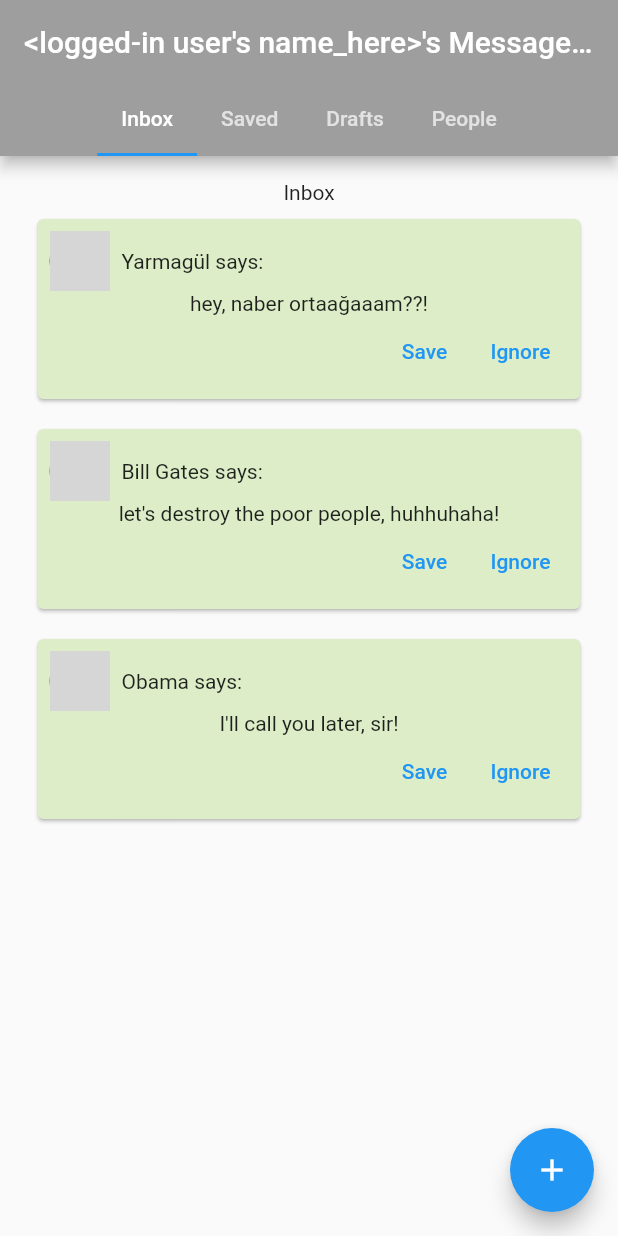
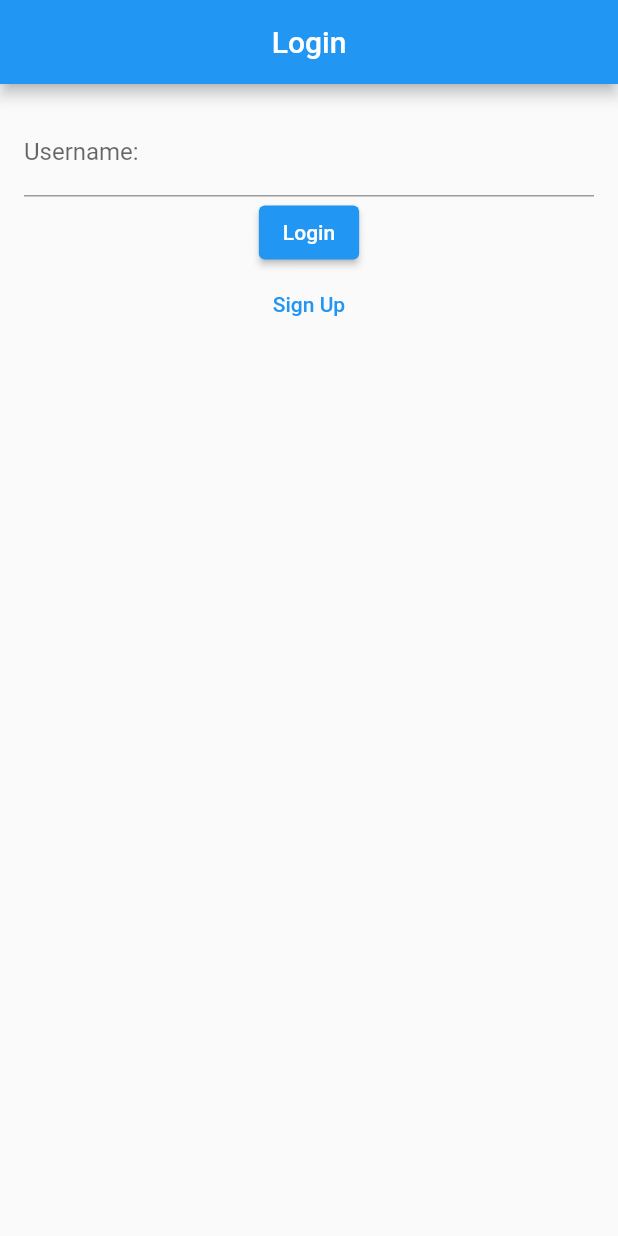
Before and after one commit to mc4n/meftun, a Flutter app: the screen it shows after launch, on a phone screen of 412 x 824 dp. Run offline on Flutter 3.47's test engine with Material 2 defaults, Android fonts, the phone set to English and light mode, and no system bars; grey boxes are pictures that could not be loaded.

Commit message:
login screen adapted

```diff
--- a/lib/board.dart
+++ b/lib/board.dart
@@ -21,19 +21,24 @@
 //
 
 class BoardPage extends StatefulWidget {
+  final Person userLoggedin;
   BoardPage({
     Key key,
+    this.userLoggedin,
   }) : super(key: key);
 
   @override
-  State<StatefulWidget> createState() => BoardPageState();
+  State<StatefulWidget> createState() => BoardPageState(this.userLoggedin);
 }
 
 class BoardPageState extends State<BoardPage> {
+  final Person userLoggedIn;
   List<Message> newMessages;
   List<Message> savedMessages;
   List<Draft> drafts;
   List<Person> contacts;
+
+  BoardPageState(this.userLoggedIn);
 
   @override
   void initState() {
@@ -60,7 +65,7 @@
       length: 4,
       child: Scaffold(
         appBar: AppBar(
-          title: Text("<logged-in user's name_here>'s Message Board"),
+          title: Text("${this.userLoggedIn.name}'s Message Board"),
           backgroundColor: Colors.grey,
           bottom: TabBar(
             isScrollable: true,
--- a/lib/main.dart
+++ b/lib/main.dart
@@ -4,6 +4,7 @@
 
 // -- pages
 import 'board.dart';
+import 'pages/login.dart';
 //
 
 void main() => runApp(MyApp());
@@ -11,9 +12,7 @@
 class MyApp extends StatelessWidget {
   @override
   Widget build(BuildContext context) {
-    return MaterialApp(
-      title: 'Message Panel',
-      home: BoardPage(),
-    );
+    return MaterialApp(title: 'Message Panel', home: LoginPage() //BoardPage(),
+        );
   }
 }
--- /dev/null
+++ b/lib/pages/login.dart
@@ -0,0 +1,111 @@
+// -- external libs
+
+import 'package:flutter/material.dart';
+import 'package:flutter/cupertino.dart';
+import 'package:me_flutting/board.dart';
+import 'package:me_flutting/models/mock_repo.dart';
+import 'package:me_flutting/models/person.dart';
+import 'package:me_flutting/pages/signup.dart';
+// --
+
+class LoginPage extends StatefulWidget {
+  @override
+  State<StatefulWidget> createState() => new _LoginPageState();
+}
+
+class _LoginPageState extends State<LoginPage> {
+  final TextEditingController _uNameFilter = new TextEditingController();
+  String _uName = "";
+
+  _LoginPageState() {
+    void _uNameListen() {
+      if (_uNameFilter.text.isEmpty) {
+        _uName = "";
+      } else {
+        _uName = _uNameFilter.text;
+      }
+    }
+
+    _uNameFilter.addListener(_uNameListen);
+  }
+
+  @override
+  Widget build(BuildContext context) {
+    return new Scaffold(
+      appBar: _buildBar(context),
+      body: new Container(
+        padding: EdgeInsets.all(16.0),
+        child: new Column(
+          children: <Widget>[
+            _buildTextFields(),
+            _buildButtons(),
+          ],
+        ),
+      ),
+    );
+  }
+
+  Widget _buildBar(BuildContext context) {
+    return new AppBar(
+      title: new Text("Login"),
+      centerTitle: true,
+    );
+  }
+
+  Widget _buildTextFields() {
+    return new Container(
+      child: new Column(
+        children: <Widget>[
+          new Container(
+            child: new TextField(
+              controller: _uNameFilter,
+              decoration: new InputDecoration(labelText: 'Username:'),
+            ),
+          ),
+        ],
+      ),
+    );
+  }
+
+  Widget _buildButtons() {
+    return new Container(
+      child: new Column(
+        children: <Widget>[
+          new ElevatedButton(
+            child: new Text('Login'),
+            onPressed: _loginClaimed,
+          ),
+          new TextButton(
+            child: new Text('Sign Up'),
+            onPressed: _createAccountClaimed,
+          ),
+        ],
+      ),
+    );
+  }
+
+  void _loginClaimed() {
+    Person user = null;
+
+    try {
+      user = mocklocalUsers.firstWhere((i) => i.username == _uName);
+      if (user == null) {
+        user = Person(username: "<default>", name: "Anonymous", photoURL: "");
+      }
+    } catch (e) {
+      user = Person(username: "<default>", name: "Anonymous", photoURL: "");
+    }
+
+    Navigator.push(
+      context,
+      MaterialPageRoute(builder: (context) => BoardPage(userLoggedin: user)),
+    );
+  }
+
+  void _createAccountClaimed() {
+    Navigator.push(
+      context,
+      MaterialPageRoute(builder: (context) => RegisterPage()),
+    );
+  }
+}
```
Also changed, not shown: lib/pages/signup.dart (added, +79 -0 lines).
